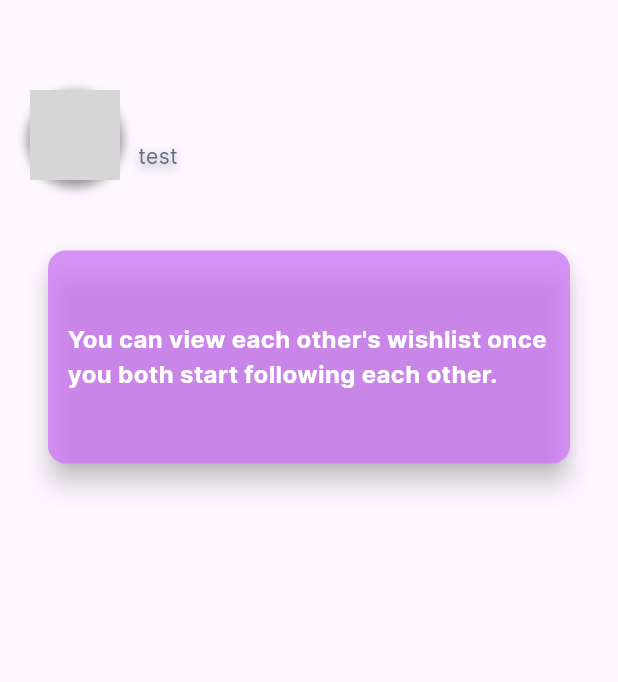
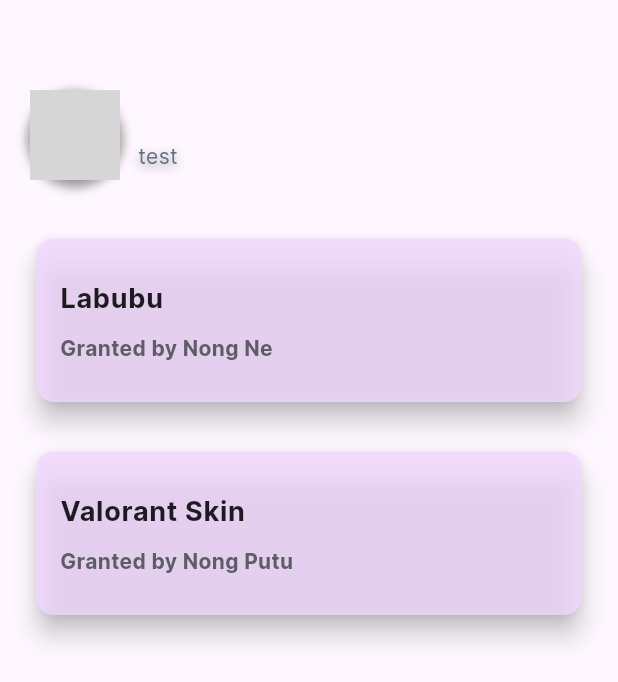
Before and after one commit to SweetFavors/SweetFavors, a Flutter app: the FriendWishlistFollowing screen opened directly with empty values, on a phone screen of 412 x 824 dp. Shown: the top 682 px of the screen. Run offline on Flutter 3.47's test engine with Material 3 defaults, Android fonts, the phone set to English and light mode, and no system bars; our stand-ins replace cached_network_image, dio, flutter_swiper_view; missing offline and left inert: flutter_floating_bottom_bar; network calls fail; grey boxes are pictures that could not be loaded.

Commit message:
modified msg

```diff
--- a/sweet_favors/lib/pages/Friends/friend_wishlist_following.dart
+++ b/sweet_favors/lib/pages/Friends/friend_wishlist_following.dart
@@ -36,20 +36,20 @@ class _FriendWishlistFollowingState extends State<FriendWishlistFollowing> {
               ),
 
               const SizedBox(height: 35.0), // Spacing between profile and card
-              FriendsMsgCard(
-                  message:
-                      "You can view each other's wishlist once you both start following each other."),
+              // FriendsMsgCard(
+              //     message:
+              //         "You can view each other's wishlist once you both start following each other."),
 
-              // const CardWidget(
-              //   wishlistId: 1,
-              //   product: 'Labubu',
-              //   grantBy: 'Nong Ne',
-              // ),
-              // const CardWidget(
-              //   wishlistId: 2,
-              //   product: 'Valorant Skin',
-              //   grantBy: 'Nong Putu',
-              // ),
+              const CardWidget(
+                wishlistId: 1,
+                product: 'Labubu',
+                grantBy: 'Nong Ne',
+              ),
+              const CardWidget(
+                wishlistId: 2,
+                product: 'Valorant Skin',
+                grantBy: 'Nong Putu',
+              ),
             ]),
       ),
       //bottomNavigationBar: const bottomBar(),
--- a/sweet_favors/lib/widgets/friends_msg_card.dart
+++ b/sweet_favors/lib/widgets/friends_msg_card.dart
@@ -30,6 +30,7 @@ class FriendsMsgCard extends StatelessWidget {
                       fontSize: 16.0,
                       fontWeight: FontWeight.bold,
                     ),
+                    textAlign: TextAlign.center,
                   ),
                 )
               ],
```
Also changed, not shown: sweet_favors/lib/pages/Friends/friend_wishlist_followers.dart (+7 -4 lines).
